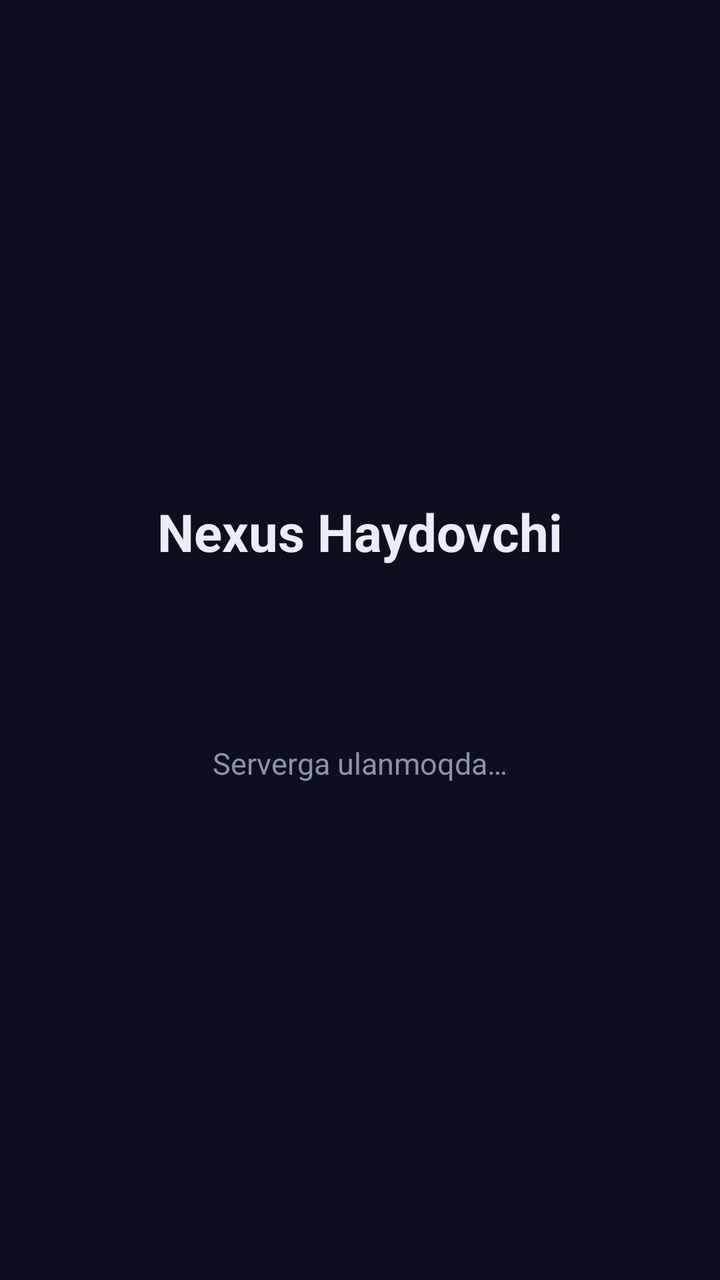
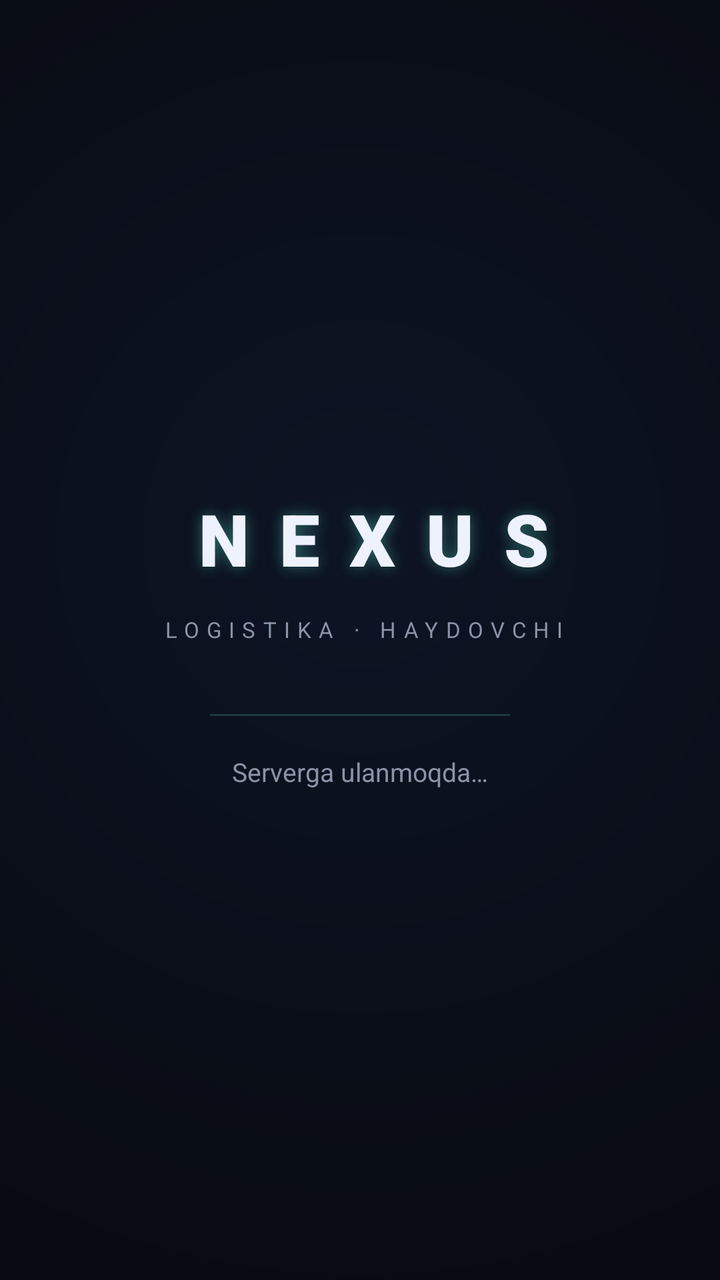

The first picture is an Android layout as it rendered before a commit; the second is the same layout after the commit. The layout source and the unified diff follow.
<!-- AndroidManifest.xml: application theme Theme.NexusDriver -->
<!-- res/layout/activity_main.xml -->
<?xml version="1.0" encoding="utf-8"?>
<FrameLayout xmlns:android="http://schemas.android.com/apk/res/android"
    android:layout_width="match_parent"
    android:layout_height="match_parent"
    android:background="#0c101c">

    <WebView
        android:id="@+id/web"
        android:layout_width="match_parent"
        android:layout_height="match_parent" />

    <LinearLayout
        android:id="@+id/splash"
        android:layout_width="match_parent"
        android:layout_height="match_parent"
        android:background="#0c101c"
        android:gravity="center"
        android:orientation="vertical"
        android:padding="32dp">

        <TextView
            android:layout_width="wrap_content"
            android:layout_height="wrap_content"
            android:text="@string/app_name"
            android:textColor="#e8edf7"
            android:textSize="26sp"
            android:textStyle="bold" />

        <ProgressBar
            android:layout_width="wrap_content"
            android:layout_height="wrap_content"
            android:layout_marginTop="24dp"
            android:indeterminateTint="#5eead4" />

        <TextView
            android:id="@+id/splash_text"
            android:layout_width="wrap_content"
            android:layout_height="wrap_content"
            android:layout_marginTop="16dp"
            android:text="Serverga ulanmoqda…"
            android:textColor="#8b93a7"
            android:textSize="15sp" />
    </LinearLayout>
</FrameLayout>
<!-- resources referenced by this layout -->
<resources>
  <string name="app_name">Nexus Haydovchi</string>
  <style name="Theme.NexusDriver" parent="Theme.AppCompat.DayNight.NoActionBar">
          <item name="android:statusBarColor">#0c101c</item>
          <item name="android:navigationBarColor">#0c101c</item>
          <item name="android:windowBackground">#0c101c</item>
          <item name="colorPrimary">#7aa2ff</item>
          <item name="colorAccent">#5eead4</item>
      </style>
</resources>

<!-- the commit's change to res/layout/activity_main.xml (unified diff, before → after) -->
@@ -2,7 +2,7 @@
 <FrameLayout xmlns:android="http://schemas.android.com/apk/res/android"
     android:layout_width="match_parent"
     android:layout_height="match_parent"
-    android:background="#0c101c">
+    android:background="#07080c">
 
     <WebView
         android:id="@+id/web"
@@ -13,32 +13,57 @@
         android:id="@+id/splash"
         android:layout_width="match_parent"
         android:layout_height="match_parent"
-        android:background="#0c101c"
+        android:background="@drawable/splash_bg"
         android:gravity="center"
         android:orientation="vertical"
         android:padding="32dp">
 
-        <TextView
+        <LinearLayout
+            android:id="@+id/splash_brand"
             android:layout_width="wrap_content"
             android:layout_height="wrap_content"
-            android:text="@string/app_name"
-            android:textColor="#e8edf7"
-            android:textSize="26sp"
-            android:textStyle="bold" />
+            android:gravity="center_horizontal"
+            android:orientation="vertical">
+
+            <TextView
+                android:layout_width="wrap_content"
+                android:layout_height="wrap_content"
+                android:fontFamily="sans-serif-black"
+                android:letterSpacing="0.42"
+                android:paddingStart="14dp"
+                android:shadowColor="#665eead4"
+                android:shadowRadius="18"
+                android:text="NEXUS"
+                android:textColor="#eef2ff"
+                android:textSize="36sp" />
+
+            <TextView
+                android:layout_width="wrap_content"
+                android:layout_height="wrap_content"
+                android:layout_marginTop="14dp"
+                android:letterSpacing="0.34"
+                android:paddingStart="4dp"
+                android:text="LOGISTIKA · HAYDOVCHI"
+                android:textColor="#8b93a7"
+                android:textSize="11sp" />
+        </LinearLayout>
 
         <ProgressBar
-            android:layout_width="wrap_content"
-            android:layout_height="wrap_content"
-            android:layout_marginTop="24dp"
-            android:indeterminateTint="#5eead4" />
+            style="?android:attr/progressBarStyleHorizontal"
+            android:layout_width="150dp"
+            android:layout_height="3dp"
+            android:layout_marginTop="34dp"
+            android:indeterminate="true"
+            android:indeterminateTint="#5eead4"
+            android:progressBackgroundTint="#22ffffff" />
 
         <TextView
             android:id="@+id/splash_text"
             android:layout_width="wrap_content"
             android:layout_height="wrap_content"
-            android:layout_marginTop="16dp"
+            android:layout_marginTop="18dp"
             android:text="Serverga ulanmoqda…"
             android:textColor="#8b93a7"
-            android:textSize="15sp" />
+            android:textSize="13sp" />
     </LinearLayout>
 </FrameLayout>
<!-- resource entries referenced after the edit -->
@@ -1,10 +1,20 @@
 <!-- resources referenced by this layout -->
 <resources>
-  <string name="app_name">Nexus Haydovchi</string>
+  <!-- drawable splash_bg (drawable) -->
+  <?xml version="1.0" encoding="utf-8"?>
+  <shape xmlns:android="http://schemas.android.com/apk/res/android" android:shape="rectangle">
+      <gradient
+          android:type="radial"
+          android:centerX="0.5"
+          android:centerY="0.42"
+          android:gradientRadius="520dp"
+          android:startColor="#0d1424"
+          android:endColor="#07080c" />
+  </shape>
   <style name="Theme.NexusDriver" parent="Theme.AppCompat.DayNight.NoActionBar">
-          <item name="android:statusBarColor">#0c101c</item>
-          <item name="android:navigationBarColor">#0c101c</item>
-          <item name="android:windowBackground">#0c101c</item>
+          <item name="android:statusBarColor">#07080c</item>
+          <item name="android:navigationBarColor">#07080c</item>
+          <item name="android:windowBackground">#07080c</item>
           <item name="colorPrimary">#7aa2ff</item>
           <item name="colorAccent">#5eead4</item>
       </style>
